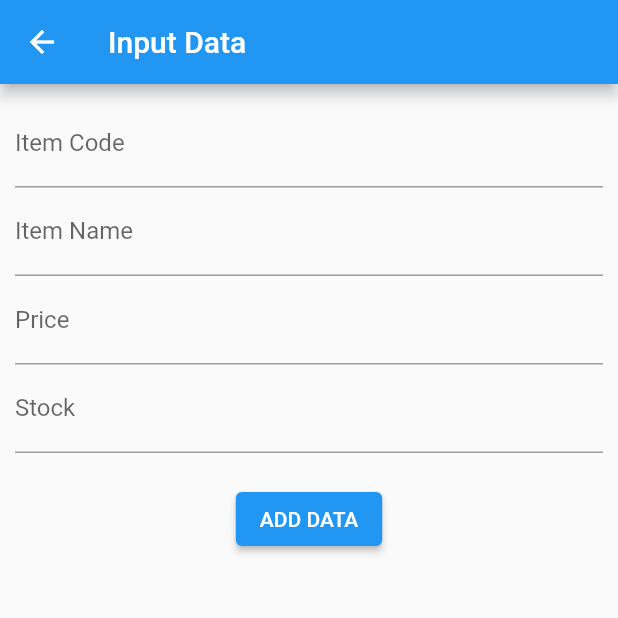
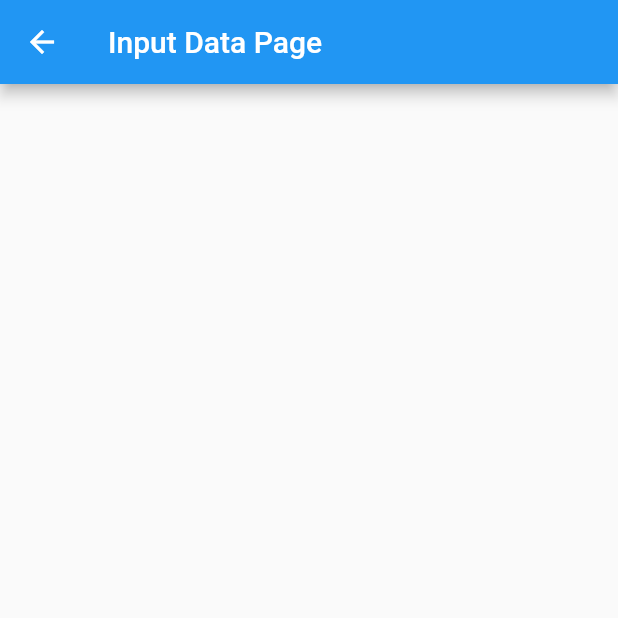
Before and after one commit to herry88/crudmysqlnew, a Flutter app: the InputData screen opened directly, on a phone screen of 412 x 824 dp, the top half of it. Run offline on Flutter 3.47's test engine with Material 2 defaults, Android fonts, the phone set to English and light mode, and no system bars; network calls fail.

Commit message:
inputDataLatihan

```diff
--- a/lib/main.dart
+++ b/lib/main.dart
@@ -6,7 +6,7 @@ void main() {
 }
 
 class MyApp extends StatelessWidget {
-  const MyApp({ Key? key }) : super(key: key);
+  const MyApp({Key? key}) : super(key: key);
 
   @override
   Widget build(BuildContext context) {
--- a/lib/views/inputData.dart
+++ /dev/null
@@ -1,94 +0,0 @@
-import 'package:crudmysql/views/viewdata.dart';
-import 'package:flutter/material.dart';
-import 'package:http/http.dart' as http;
-
-class InputData extends StatefulWidget {
-  const InputData({Key? key}) : super(key: key);
-
-  @override
-  _InputDataState createState() => _InputDataState();
-}
-
-class _InputDataState extends State<InputData> {
-  TextEditingController controllerCode = new TextEditingController();
-  TextEditingController controllerName = new TextEditingController();
-  TextEditingController controllerPrice = new TextEditingController();
-  TextEditingController controllerStock = new TextEditingController();
-
-  void addData() {
-    var url = "http://192.168.100.109/backendflutter/adddata.php";
-
-    http.post(Uri.parse(url), body: {
-      "item_code": controllerCode.text,
-      "item_name": controllerName.text,
-      "price": controllerPrice.text,
-      "stock": controllerStock.text
-    });
-  }
-
-  @override
-  Widget build(BuildContext context) {
-    return Scaffold(
-      appBar: AppBar(
-        title: Text('Input Data'),
-      ),
-      body: Padding(
-        padding: const EdgeInsets.all(10.0),
-        child: ListView(
-          children: <Widget>[
-            new Column(
-              children: <Widget>[
-                new TextField(
-                  controller: controllerCode,
-                  decoration: new InputDecoration(
-                    hintText: "Item Code",
-                    labelText: "Item Code",
-                  ),
-                ),
-                new TextField(
-                  controller: controllerName,
-                  decoration: new InputDecoration(
-                    hintText: "Item Name",
-                    labelText: "Item Name",
-                  ),
-                ),
-                new TextField(
-                  controller: controllerPrice,
-                  decoration: new InputDecoration(
-                    hintText: "Price",
-                    labelText: "Price",
-                  ),
-                ),
-                new TextField(
-                  controller: controllerStock,
-                  decoration: new InputDecoration(
-                    hintText: "Stock",
-                    labelText: "Stock",
-                  ),
-                ),
-                new Padding(
-                  padding: const EdgeInsets.all(
-                    10.0,
-                  ),
-                ),
-                new ElevatedButton(
-                  child: new Text(
-                    "ADD DATA",
-                  ),
-                  onPressed: () {
-                    addData();
-                    Navigator.of(context).push(
-                      MaterialPageRoute(
-                        builder: (context) => ViewData(),
-                      ),
-                    );
-                  },
-                )
-              ],
-            ),
-          ],
-        ),
-      ),
-    );
-  }
-}
--- /dev/null
+++ b/lib/views/inputdata.dart
@@ -0,0 +1,18 @@
+import 'package:flutter/material.dart';
+
+class InputData extends StatefulWidget {
+  const InputData({Key? key}) : super(key: key);
+
+  @override
+  _InputDataState createState() => _InputDataState();
+}
+
+class _InputDataState extends State<InputData> {
+  @override
+  Widget build(BuildContext context) {
+    return Scaffold(
+        appBar: AppBar(
+      title: Text('Input Data Page'),
+    ));
+  }
+}
--- a/lib/views/viewdata.dart
+++ b/lib/views/viewdata.dart
@@ -1,8 +1,8 @@
 import 'dart:convert';
-
-import 'package:crudmysql/views/inputData.dart';
 import 'package:flutter/material.dart';
 import 'package:http/http.dart' as http;
+
+import 'inputdata.dart';
 
 class ViewData extends StatefulWidget {
   const ViewData({Key? key}) : super(key: key);
@@ -51,6 +51,7 @@ class _ViewDataState extends State<ViewData> {
           }),
       floatingActionButton: FloatingActionButton(
         onPressed: () {
+          //navigation
           Navigator.of(context).push(
             MaterialPageRoute(
               builder: (context) => InputData(),
```
